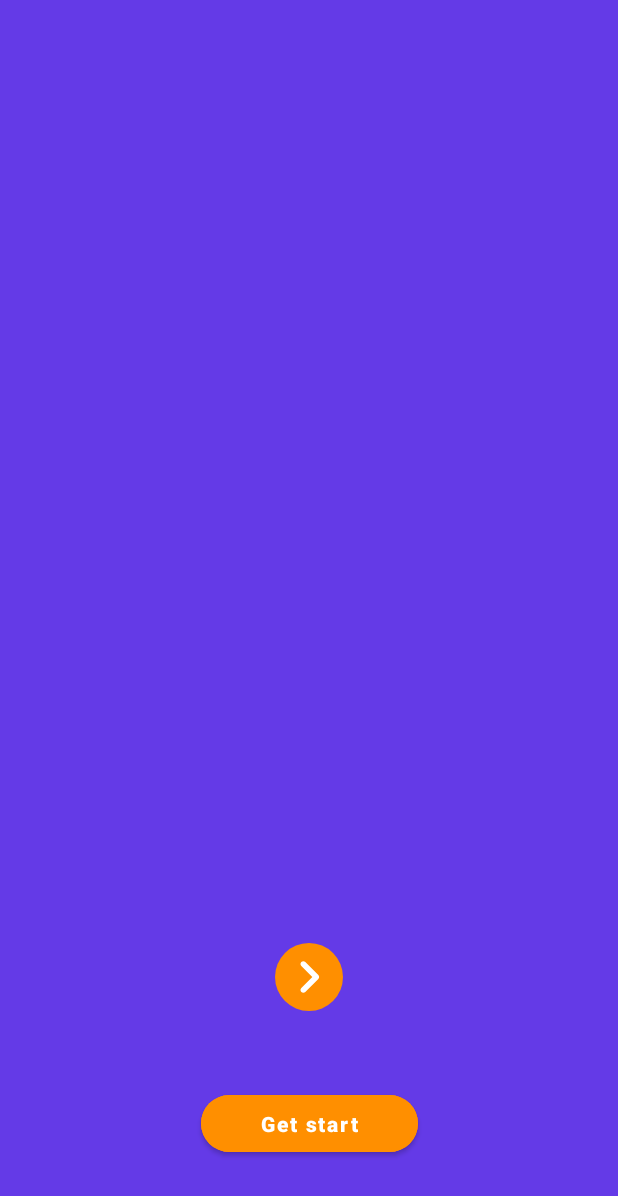
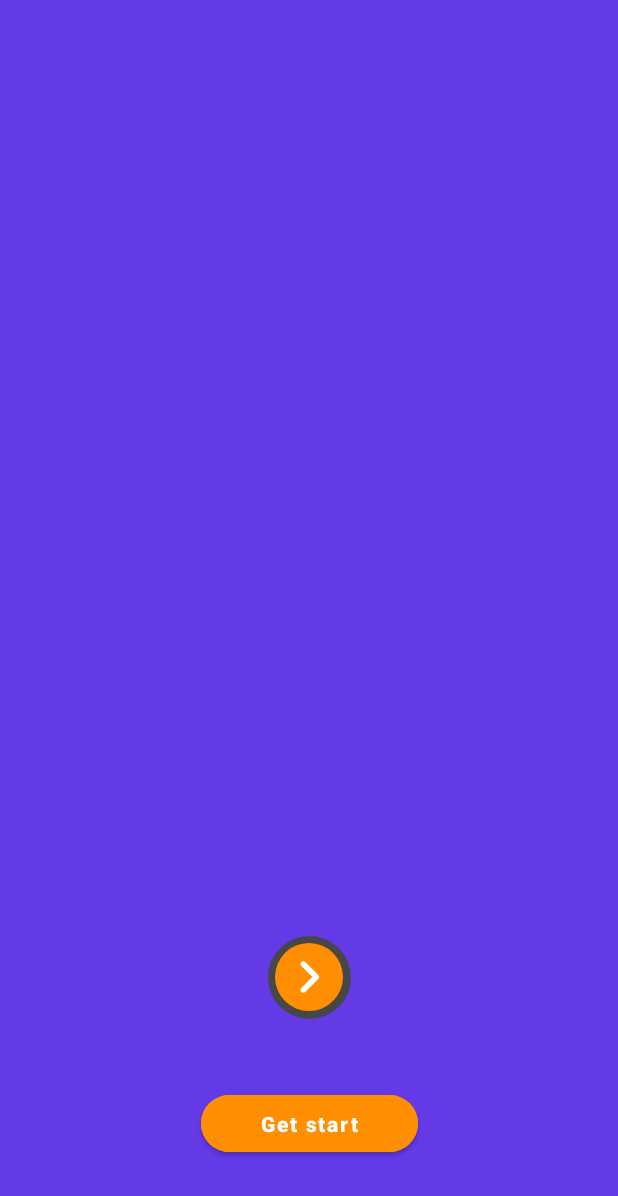
Before and after one commit to BabiMumba/Babistone_Aut, an Android app: the Onboarding screen opened directly, with no data from a screen before it, on a phone screen of 412 x 824 dp. Shown: the top 1196 px of the screen. Run offline under Robolectric (Android 15) with nearby library versions, the phone set to English and light mode, and no system bars.

Commit message:
add a new file

```diff
--- a/app/src/main/res/layout/activity_onboarding.xml
+++ b/app/src/main/res/layout/activity_onboarding.xml
@@ -6,6 +6,15 @@
     android:layout_height="match_parent"
     android:background="@color/custom_color_primary"
     tools:context=".Onboarding">
+    <View
+        android:layout_width="55dp"
+        android:layout_height="55dp"
+        android:background="@drawable/icon_oute_background"
+        app:layout_constraintBottom_toBottomOf="@id/image_next"
+        app:layout_constraintEnd_toEndOf="@id/image_next"
+        app:layout_constraintStart_toStartOf="@id/image_next"
+        app:layout_constraintTop_toTopOf="@id/image_next"
+        />
     <View
         android:layout_width="1dp"
         android:layout_height="1dp"
```
Also changed, not shown: app/src/main/res/drawable/view_page_back.xml (added, +10 -0 lines).
